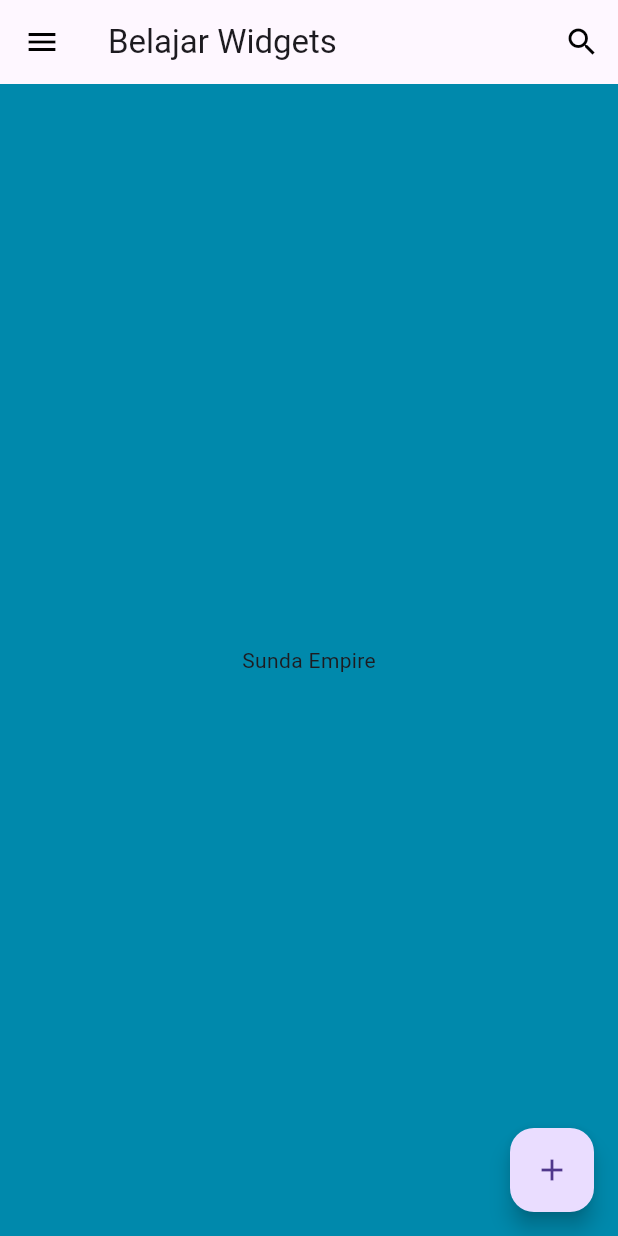
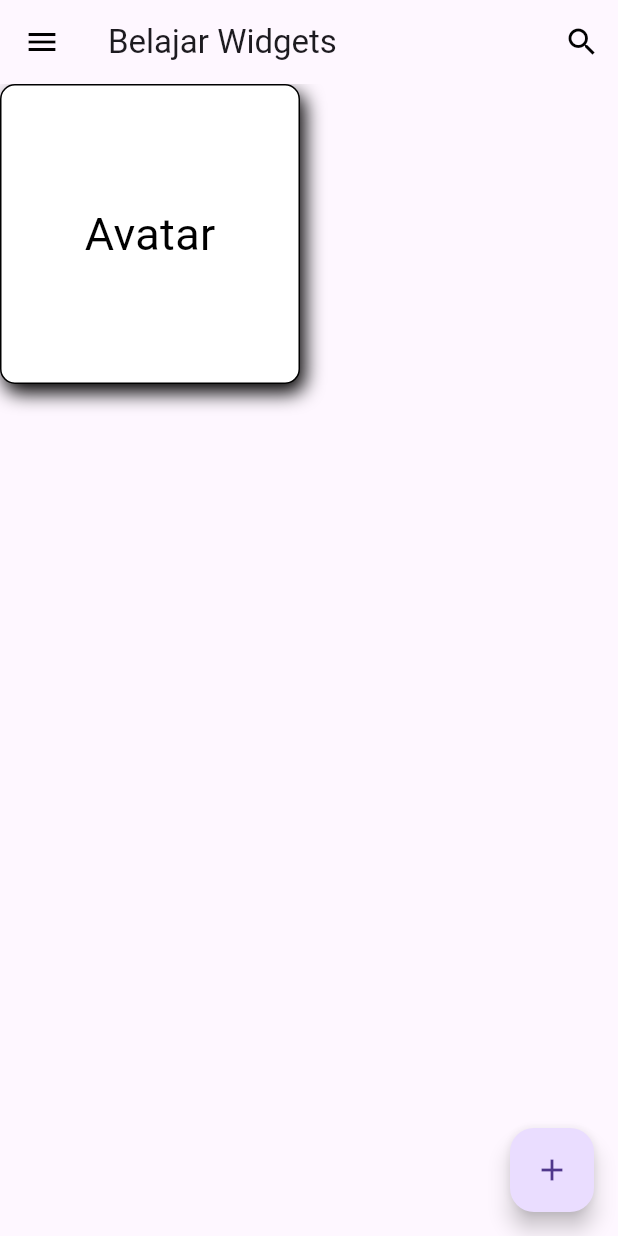
Before and after one commit to Muhammad-Hafizh-Naufal/Belajar-Flutter, a Flutter app: the screen it shows after launch, on a phone screen of 412 x 824 dp. Run offline on Flutter 3.47's test engine with Material 3 defaults, Android fonts, the phone set to English and light mode, and no system bars.

Commit message:
Belajar styling

```diff
--- a/lib/main.dart
+++ b/lib/main.dart
@@ -56,9 +56,24 @@ class MyHomePage extends StatelessWidget {
       ),
       // membuat bagian body
       body: Container(
-        color: Color.fromARGB(255, 0, 137, 172),
+        width: 200,
+        height: 200,
+        padding: EdgeInsets.all(10),
+        decoration: BoxDecoration(
+          color: Colors.white, // warna background
+          border: Border.all(color: Colors.black, width: 1), // tau bordr kan
+          borderRadius: BorderRadius.circular(10), // untuk membuat sudut
+          // shape: BoxShape.circle, // better make ini jika ingin bentuk lingkaran
+          boxShadow: [
+            BoxShadow(
+                color: Colors.black, offset: Offset(3, 6), blurRadius: 10),
+          ],
+        ),
         child: Center(
-          child: Text('Sunda Empire'),
+          child: Text(
+            'Avatar',
+            style: TextStyle(fontSize: 30, color: Colors.black),
+          ),
         ),
       ),
 
```
